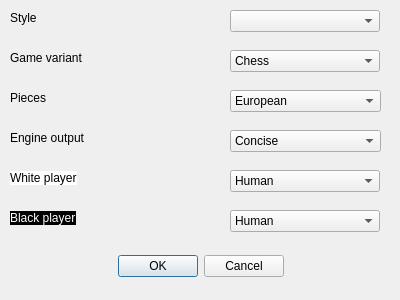
First picture: the form in settingsdialog.ui, repository fire-lizard/QBoard, before the edit.
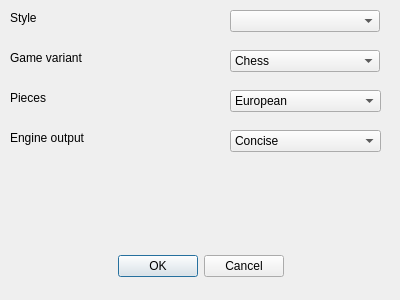
Second picture: the form after the edit.

```diff
--- a/settingsdialog.ui
+++ b/settingsdialog.ui
@@ -108,62 +108,6 @@
     <string>Game variant</string>
    </property>
   </widget>
-  <widget class="QComboBox" name="whitePlayerComboBox">
-   <property name="geometry">
-    <rect>
-     <x>230</x>
-     <y>170</y>
-     <width>150</width>
-     <height>22</height>
-    </rect>
-   </property>
-   <item>
-    <property name="text">
-     <string>Human</string>
-    </property>
-   </item>
-  </widget>
-  <widget class="QLabel" name="whitePlayerLabel">
-   <property name="geometry">
-    <rect>
-     <x>10</x>
-     <y>170</y>
-     <width>100</width>
-     <height>16</height>
-    </rect>
-   </property>
-   <property name="text">
-    <string>&lt;html&gt;&lt;head/&gt;&lt;body&gt;&lt;p&gt;&lt;span style=&quot;background:#ffffff;&quot;&gt;White player&lt;/span&gt;&lt;/p&gt;&lt;/body&gt;&lt;/html&gt;</string>
-   </property>
-  </widget>
-  <widget class="QComboBox" name="blackPlayerComboBox">
-   <property name="geometry">
-    <rect>
-     <x>230</x>
-     <y>210</y>
-     <width>150</width>
-     <height>22</height>
-    </rect>
-   </property>
-   <item>
-    <property name="text">
-     <string>Human</string>
-    </property>
-   </item>
-  </widget>
-  <widget class="QLabel" name="blackPlayerLabel">
-   <property name="geometry">
-    <rect>
-     <x>10</x>
-     <y>210</y>
-     <width>100</width>
-     <height>16</height>
-    </rect>
-   </property>
-   <property name="text">
-    <string>&lt;html&gt;&lt;head/&gt;&lt;body&gt;&lt;p&gt;&lt;span style=&quot;color:#ffffff;background:#000000;&quot;&gt;Black player&lt;/span&gt;&lt;/p&gt;&lt;/body&gt;&lt;/html&gt;</string>
-   </property>
-  </widget>
   <widget class="QComboBox" name="piecesComboBox">
    <property name="geometry">
     <rect>
```
